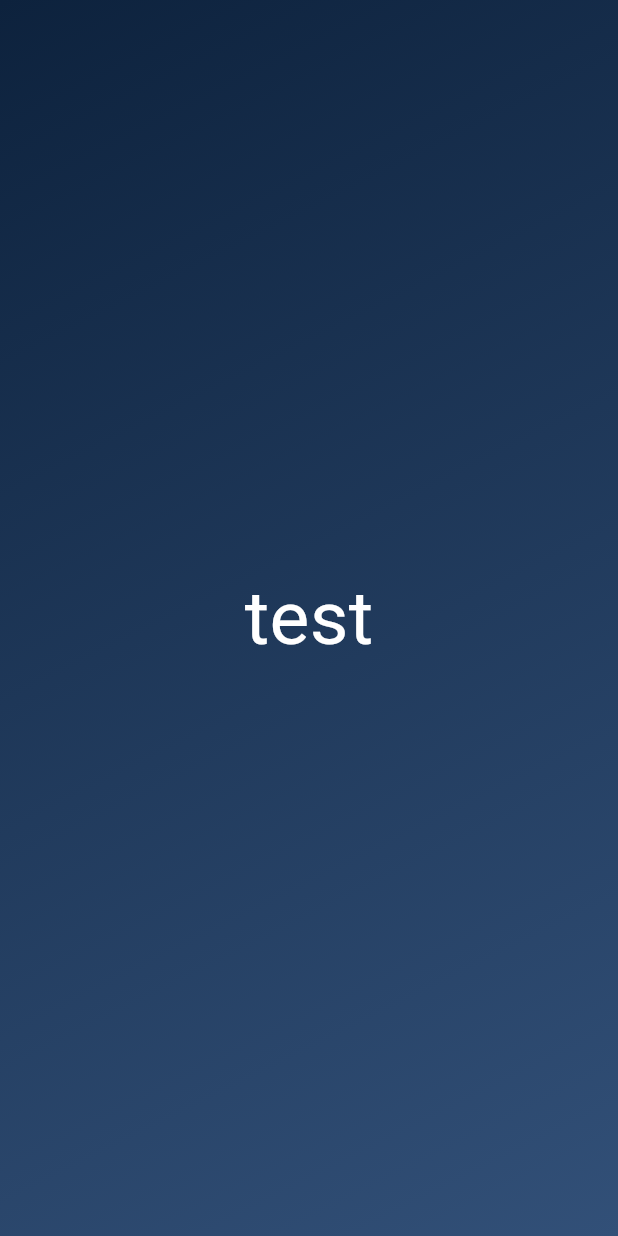
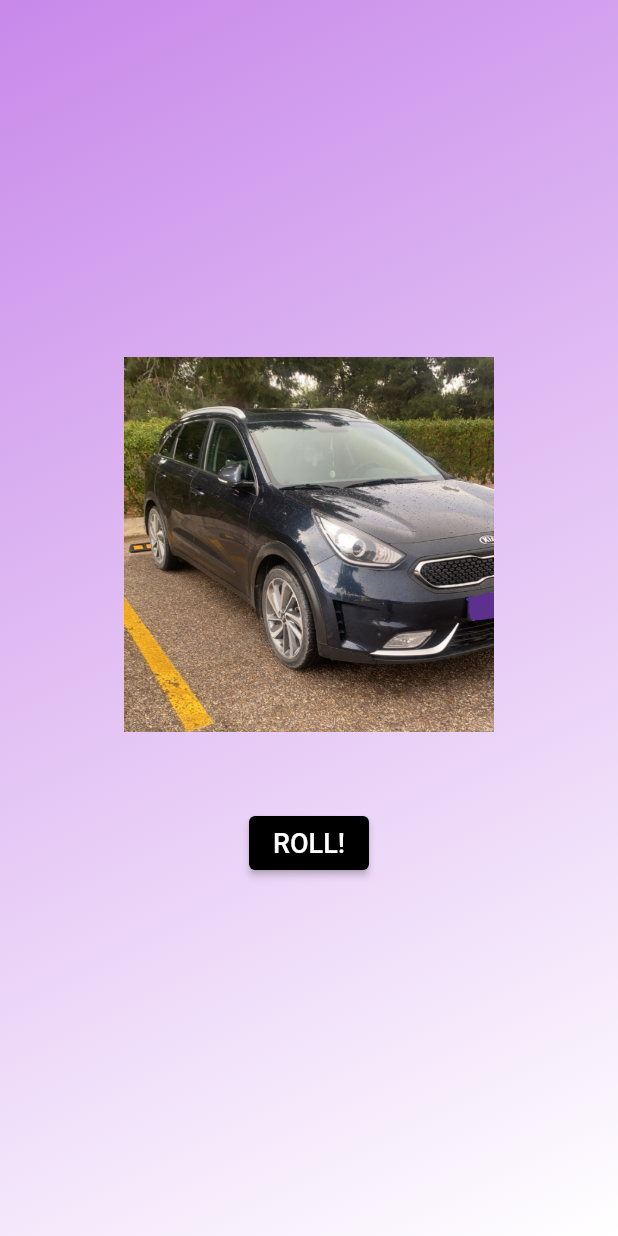
Before and after one commit to QaisJildeh/Flutter_Dart_Projects_Udemy, a Flutter app: the screen it shows after launch, on a phone screen of 412 x 824 dp. Run offline on Flutter 3.47's test engine with Material 3 defaults, Android fonts, the phone set to English and light mode, and no system bars.

Commit message:
Al Finish, totally not a dice

```diff
--- a/Roll_Dice_App/lib/dice.dart
+++ b/Roll_Dice_App/lib/dice.dart
@@ -1,9 +1,11 @@
 import 'package:flutter/material.dart';
+import 'dart:math';
+
+import 'styledtext.dart';
+import 'package:roll_dice_app/gradientcontainer.dart';
 
 class RollDice extends StatefulWidget {
-  RollDice({super.key}){
-
-  }
+  const RollDice({super.key});
 
   @override
   State<RollDice> createState() {
@@ -12,24 +14,41 @@ class RollDice extends StatefulWidget {
 }
 
 class _RollDice extends State<RollDice> {
+  String image = 'assets/images/img_${Random().nextInt(6) + 1}.png';
+
+  void roll(){
+    setState(() {
+      image = 'assets/images/img_${Random().nextInt(6) + 1}.png';
+    });
+  }
 
   @override
   Widget build(ctx) {
-    return Container(
-      decoration: BoxDecoration(
-        gradient: LinearGradient(
-          colors: [
-            Color.fromARGB(255, 13, 34, 61),
-            Color.fromARGB(255, 50, 80, 120),
+    return GradientContainer(
+      colors: [
+        Color.fromARGB(255, 200, 137, 234),
+        Color.fromARGB(255, 255, 255, 255),
+      ],
+      startAlignment: Alignment.topLeft,
+      endAlignment: Alignment.bottomRight,
+      child: Center(
+        child: Column(
+          mainAxisAlignment: MainAxisAlignment.start,
+          crossAxisAlignment: CrossAxisAlignment.center,
+          mainAxisSize: MainAxisSize.min,
+          children: [
+            Image.asset(image, width: 250, height: 250),
+            SizedBox(height: 50),
+            ElevatedButton(
+              onPressed: roll,
+              style: ElevatedButton.styleFrom(backgroundColor: Colors.black),
+              child: StyledText(
+                text: 'ROLL!',
+                fontSize: 18,
+                fontColor: Colors.white,
+              ),
+            ),
           ],
-          begin: Alignment.topLeft,
-          end: Alignment.bottomRight,
-        ),
-      ),
-      child: Center(
-        child: Text(
-          'test',
-          style: TextStyle(color: Colors.white, fontSize: 50),
         ),
       ),
     );
--- /dev/null
+++ b/Roll_Dice_App/lib/gradientcontainer.dart
@@ -0,0 +1,33 @@
+import 'package:flutter/material.dart';
+
+class GradientContainer extends StatelessWidget {
+  final List<Color> colors;
+  final Alignment startAlignment;
+  final Alignment endAlignment;
+  final Widget child;
+
+  const GradientContainer({
+    required this.startAlignment,
+    required this.endAlignment,
+    required this.child,
+    super.key,
+    this.colors = const [
+      Color.fromARGB(255, 13, 34, 61),
+      Color.fromARGB(255, 50, 80, 120),
+    ],
+  });
+
+  @override
+  Widget build(ctx) {
+    return Container(
+      decoration: BoxDecoration(
+        gradient: LinearGradient(
+          colors: colors,
+          begin: startAlignment,
+          end: endAlignment,
+        ),
+      ),
+      child: child,
+    );
+  }
+}
--- a/Roll_Dice_App/lib/main.dart
+++ b/Roll_Dice_App/lib/main.dart
@@ -5,10 +5,8 @@ import 'package:roll_dice_app/dice.dart';
 void main() {
   runApp(
     MaterialApp(
-      home: Scaffold(
-        body: RollDice(),
-      ),
-      theme: ThemeData.light(useMaterial3: true),
+      home: Scaffold(body: RollDice()),
+      theme: ThemeData.light(useMaterial3: false),
       debugShowCheckedModeBanner: false,
     ),
   );
--- /dev/null
+++ b/Roll_Dice_App/lib/styledtext.dart
@@ -0,0 +1,14 @@
+import 'package:flutter/material.dart';
+
+class StyledText extends StatelessWidget {
+  final String text;
+  final double fontSize;
+  final Color fontColor;
+
+  const StyledText({required this.text, required this.fontSize, required this.fontColor, super.key});
+
+  @override
+  Widget build(ctx) {
+    return Text(text, style: TextStyle(fontSize: fontSize));
+  }
+}
```
Also changed, not shown: Roll_Dice_App/pubspec.yaml (+7 -3 lines), Roll_Dice_App/assets/images/img_1.png (added), Roll_Dice_App/assets/images/img_2.png (added), Roll_Dice_App/assets/images/img_4.png (added), Roll_Dice_App/assets/images/img_5.png (added), Roll_Dice_App/assets/images/img_6.png (added), 1 other file.
